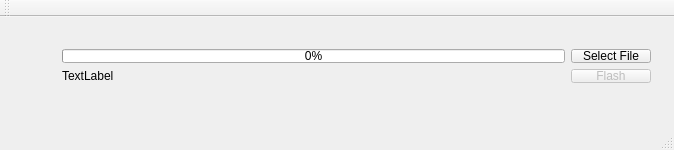
Before: the Qt Designer form mainwindow.ui in mfro0/tbdm-flasher, drawn with Qt 5.
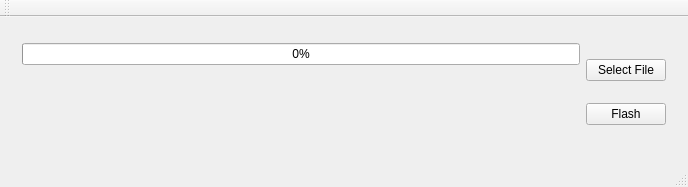
After: the same form once the commit is applied.

The edit to the form file:
```diff
--- a/mainwindow.ui
+++ b/mainwindow.ui
@@ -6,32 +6,31 @@
    <rect>
     <x>0</x>
     <y>0</y>
-    <width>674</width>
-    <height>144</height>
+    <width>688</width>
+    <height>187</height>
    </rect>
   </property>
   <property name="windowTitle">
    <string>Teensy BDM Flasher</string>
   </property>
   <widget class="QWidget" name="centralWidget">
-   <layout class="QVBoxLayout" name="verticalLayout_2">
+   <layout class="QHBoxLayout" name="horizontalLayout_4">
     <item>
      <widget class="QStackedWidget" name="stackedWidget">
       <widget class="QWidget" name="mainPage">
-       <widget class="QWidget" name="">
-        <property name="geometry">
-         <rect>
-          <x>40</x>
-          <y>10</y>
-          <width>611</width>
-          <height>56</height>
-         </rect>
-        </property>
+       <layout class="QHBoxLayout" name="horizontalLayout_5">
+        <item>
         <layout class="QHBoxLayout" name="horizontalLayout_2">
+          <property name="topMargin">
+           <number>4</number>
+          </property>
          <item>
           <layout class="QVBoxLayout" name="verticalLayout_3">
            <item>
             <widget class="QProgressBar" name="progressBar">
+              <property name="enabled">
+               <bool>true</bool>
+              </property>
              <property name="value">
               <number>0</number>
              </property>
@@ -43,7 +42,7 @@
            <item>
             <widget class="QLabel" name="filenameLabel">
              <property name="text">
-              <string>TextLabel</string>
+               <string/>
              </property>
             </widget>
            </item>
@@ -61,7 +60,7 @@
            <item>
             <widget class="QPushButton" name="flashButton">
              <property name="enabled">
-              <bool>false</bool>
+               <bool>true</bool>
              </property>
              <property name="text">
               <string>Flash</string>
@@ -71,7 +70,8 @@
           </layout>
          </item>
         </layout>
-       </widget>
+        </item>
+       </layout>
       </widget>
       <widget class="QWidget" name="optionsPage">
        <layout class="QHBoxLayout" name="horizontalLayout_3">
```
Left out of the diff: 33 changed lines with no effect on the pictures. Lines whose indentation alone changed are shown as unchanged.
